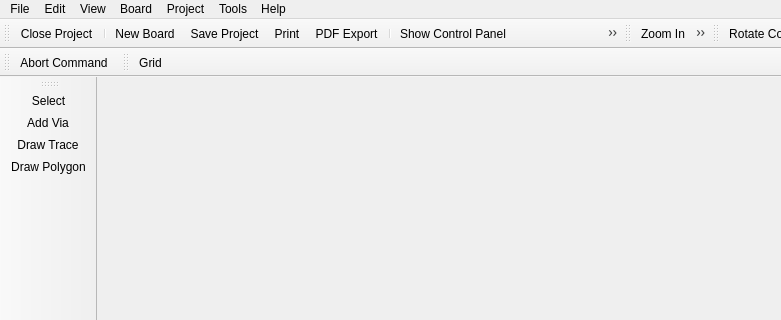
Above: libs/librepcb/projecteditor/boardeditor/boardeditor.ui from LibrePCB/LibrePCB before the change; both pictures show x 0 to 781 and y 0 to 320 of the 886 by 514 pixel window. Below: the same form after it.
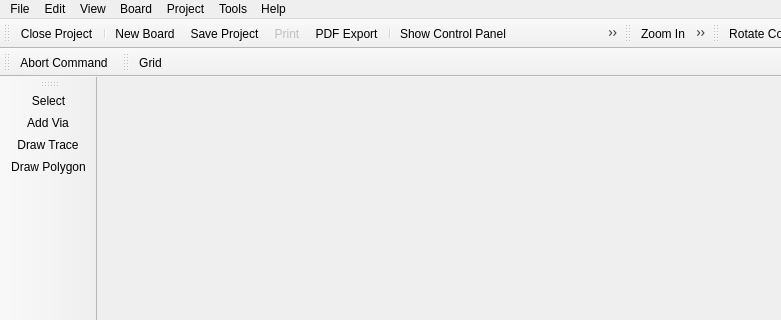
That is the form after the change. Icons and pictures are not drawn. Custom widgets are drawn as their Qt base class.

```diff
--- a/libs/librepcb/projecteditor/boardeditor/boardeditor.ui
+++ b/libs/librepcb/projecteditor/boardeditor/boardeditor.ui
@@ -255,6 +255,9 @@
    </property>
   </action>
   <action name="actionPrint">
+   <property name="enabled">
+    <bool>false</bool>
+   </property>
    <property name="icon">
     <iconset resource="../../../../img/images.qrc">
      <normaloff>:/img/actions/print.png</normaloff>:/img/actions/print.png</iconset>
```
Left out of the diff: 24 changed lines with no effect on the pictures.
